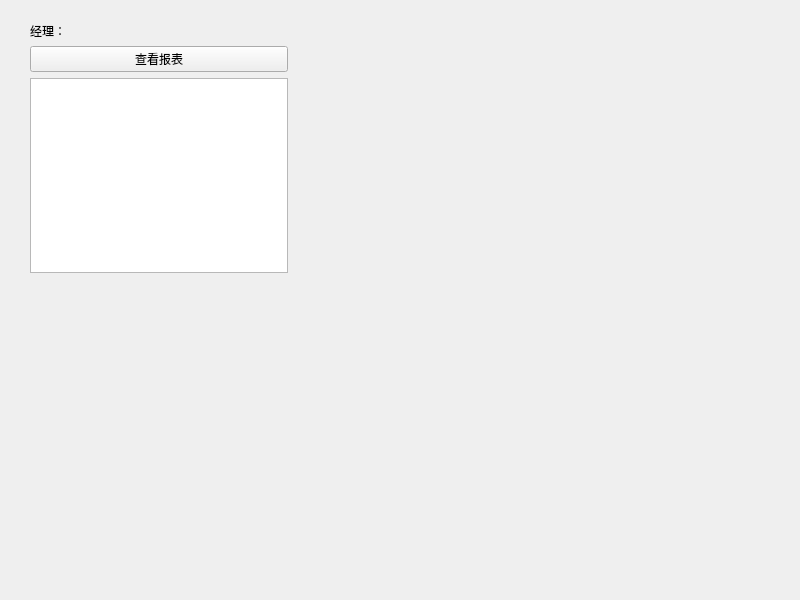
Old version of the form HotelAirCondiManSystem/manager.ui in the repository lhd1029/SoftwareEngineering.
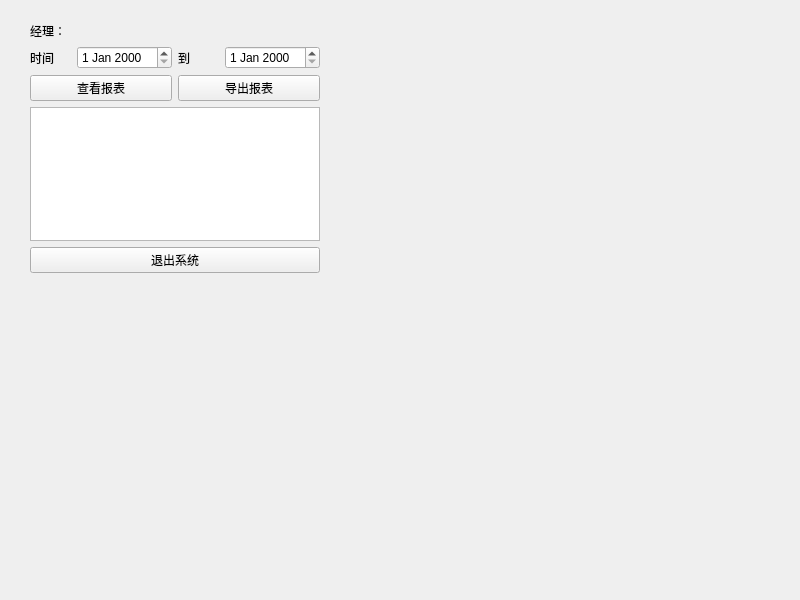
New version of the form.

What changed in the file:
```diff
--- a/HotelAirCondiManSystem/manager.ui
+++ b/HotelAirCondiManSystem/manager.ui
@@ -14,12 +14,12 @@
    <string>MainWindow</string>
   </property>
   <widget class="QWidget" name="centralwidget">
-   <widget class="QWidget" name="">
+   <widget class="QWidget" name="layoutWidget">
     <property name="geometry">
      <rect>
       <x>30</x>
       <y>22</y>
-      <width>258</width>
+      <width>290</width>
       <height>251</height>
      </rect>
     </property>
@@ -43,15 +43,57 @@
       </layout>
      </item>
      <item>
-      <widget class="QPushButton" name="pushButton_checkreport">
+      <layout class="QHBoxLayout" name="horizontalLayout_5">
+       <item>
+        <widget class="QLabel" name="label">
+         <property name="text">
+          <string>时间</string>
+         </property>
+        </widget>
+       </item>
+       <item>
+        <widget class="QDateEdit" name="startTime"/>
+       </item>
+       <item>
+        <widget class="QLabel" name="label_2">
+         <property name="text">
+          <string>到</string>
+         </property>
+        </widget>
+       </item>
+       <item>
+        <widget class="QDateEdit" name="endTime"/>
+       </item>
+      </layout>
+     </item>
+     <item>
+      <layout class="QHBoxLayout" name="horizontalLayout_4">
+       <item>
+        <widget class="QPushButton" name="pushButton_checkreport">
+         <property name="text">
+          <string>查看报表</string>
+         </property>
+        </widget>
+       </item>
+       <item>
+        <widget class="QPushButton" name="pushButton_download">
+         <property name="text">
+          <string>导出报表</string>
+         </property>
+        </widget>
+       </item>
+      </layout>
+     </item>
+     <item>
+      <widget class="QTextBrowser" name="textBrowser"/>
+     </item>
+     <item>
+      <widget class="QPushButton" name="pushButton_quit">
        <property name="text">
-        <string>查看报表</string>
+        <string>退出系统</string>
        </property>
       </widget>
      </item>
-     <item>
-      <widget class="QTextBrowser" name="textBrowser"/>
-     </item>
     </layout>
    </widget>
   </widget>
```
